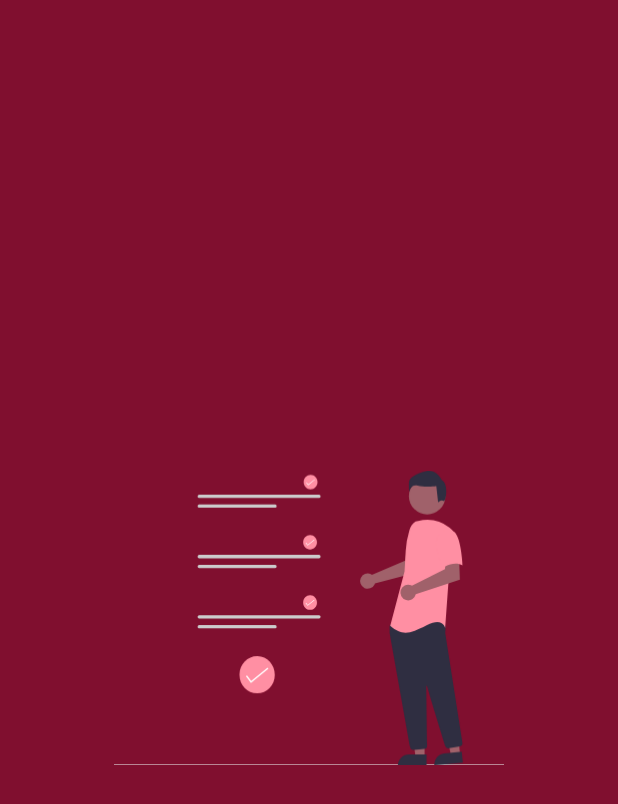
After one commit to Viraj76/Assign-ToDo, an Android app: the layout activity_splash.xml on its own in the app's theme, with its tools: preview values and no code run, on a phone screen of 412 x 824 dp. The commit adds this screen. Shown: the top 804 px of the screen. Run offline under Robolectric (Android 15) with nearby library versions, the phone set to English and light mode, and no system bars.

Commit message:
Splash activity and here differentiating user type

```diff
--- a/app/src/main/java/com/example/assigntodo/auth/SignInActivity.kt
+++ b/app/src/main/java/com/example/assigntodo/auth/SignInActivity.kt
@@ -102,7 +102,6 @@ class SignInActivity : AppCompatActivity() {
                         })
                     }
                     else{
-
                         Toast.makeText(this, task.exception?.message.toString(), Toast.LENGTH_SHORT).show()
                     }
                 }
--- /dev/null
+++ b/app/src/main/res/drawable/splash_screen.xml
@@ -0,0 +1,84 @@
+<vector xmlns:android="http://schemas.android.com/apk/res/android"
+    android:width="738.22dp"
+    android:height="557.75dp"
+    android:viewportWidth="738.22"
+    android:viewportHeight="557.75">
+  <path
+      android:pathData="M304.28,386.44c0,19.25 -14.95,34.85 -33.39,34.85s-33.39,-15.6 -33.39,-34.85c0,-0.44 0.01,-0.87 0.02,-1.3 0.34,-19.25 15.56,-34.56 34,-34.2s33.1,16.25 32.76,35.5Z"
+      android:fillColor="#ff8fa3"/>
+  <path
+      android:pathData="M259.14,401.92l-9.62,-12.82 2.28,-1.71 7.83,10.45 30.84,-25.23 1.8,2.2Z"
+      android:fillColor="#fff"/>
+  <path
+      android:pathData="M0,555.75h738.22v2h-738.22z"
+      android:fillColor="#e6e6e6"/>
+  <path
+      android:pathData="M486.06,195.96a14.21,14.21 0,0 1,1.99 1.11l63.15,-26.95 2.25,-16.64 25.24,-0.16 -1.49,38.16 -83.36,22.05a14.94,14.94 0,0 1,-0.63 1.7,14.41 14.41,0 1,1 -7.15,-19.26Z"
+      android:fillColor="#a0616a"/>
+  <path
+      android:pathData="M587.86,541.72L570.6,541.72l-8.21,-66.58h25.48Z"
+      android:fillColor="#a0616a"/>
+  <path
+      android:pathData="M558.27,536.79h33.29v20.95L537.31,557.74a20.96,20.96 0,0 1,20.96 -20.96h0Z"
+      android:fillColor="#2f2e41"/>
+  <path
+      android:pathData="M655,536.84l-17.18,1.69 -14.7,-65.46 25.35,-2.49Z"
+      android:fillColor="#a0616a"/>
+  <path
+      android:pathData="M625.06,534.84l33.13,-3.26 2.05,20.86 -53.98,5.32a20.96,20.96 0,0 1,18.8 -22.91Z"
+      android:fillColor="#2f2e41"/>
+  <path
+      android:pathData="M592.67,48.27m-34.58,0a34.58,34.58 0,1 1,69.17 0a34.58,34.58 0,1 1,-69.17 0"
+      android:fillColor="#a0616a"/>
+  <path
+      android:pathData="M566.74,528.25a6.3,6.3 0,0 1,-6.22 -5.21c-8.93,-49.59 -38.14,-211.77 -38.84,-216.27a1.99,1.99 0,0 1,-0.02 -0.31L521.66,294.37a2.1,2.1 0,0 1,0.39 -1.23l3.86,-5.4a2.08,2.08 0,0 1,1.61 -0.88c22,-1.03 94.04,-4.05 97.52,0.29h0c3.49,4.36 2.25,17.61 1.97,20.22l0.01,0.27 32.37,206.98a6.35,6.35 0,0 1,-5.23 7.23l-20.21,3.33a6.37,6.37 0,0 1,-7.08 -4.36c-6.25,-19.98 -27.22,-87.18 -34.48,-113.19a0.7,0.7 0,0 0,-1.38 0.2c0.36,24.79 1.24,88.04 1.55,109.88l0.03,2.35a6.36,6.36 0,0 1,-5.76 6.39l-19.49,1.77A5.88,5.88 0,0 1,566.74 528.25Z"
+      android:fillColor="#2f2e41"/>
+  <path
+      android:pathData="M570.72,96.45c-6.03,3.59 -9.65,10.18 -11.72,16.9a160.07,160.07 0,0 0,-6.88 38.24l-2.19,38.86 -27.11,103.03c23.5,19.88 37.05,15.36 68.69,-0.9s35.25,5.42 35.25,5.42l6.32,-87.66 9.04,-95.79a42.49,42.49 0,0 0,-6.85 -6.58,69.92 69.92,0 0,0 -59.76,-12.67Z"
+      android:fillColor="#ff8fa3"/>
+  <path
+      android:pathData="M561.91,216.76a14.83,14.83 0,0 1,2.11 0.99l62.45,-31.26 1.04,-16.93 25.76,-1.78 1.38,38.6 -83.45,27.6a14.78,14.78 0,1 1,-9.28 -17.22Z"
+      android:fillColor="#a0616a"/>
+  <path
+      android:pathData="M641.66,114.98c15.36,5.42 18.07,64.17 18.07,64.17 -18.08,-9.94 -39.76,6.33 -39.76,6.33s-4.52,-15.36 -9.94,-35.25a34.54,34.54 0,0 1,7.23 -32.53S626.3,109.55 641.66,114.98Z"
+      android:fillColor="#ff8fa3"/>
+  <path
+      android:pathData="M623.67,57.41c-4.31,-3.45 -10.19,2.82 -10.19,2.82l-3.45,-31.02s-21.54,2.58 -35.33,-0.86 -15.94,12.5 -15.94,12.5a110.65,110.65 0,0 1,-0.43 -19.39c0.86,-7.76 12.06,-15.51 31.89,-20.68s30.16,17.24 30.16,17.24C634.17,24.9 627.99,60.86 623.67,57.41Z"
+      android:fillColor="#2f2e41"/>
+  <path
+      android:pathData="M161.13,45.55a3.11,3.11 0,0 0,0 6.21L387.99,51.77a3.11,3.11 0,0 0,0 -6.21Z"
+      android:fillColor="#ccc"/>
+  <path
+      android:pathData="M161.13,64.19a3.11,3.11 0,0 0,-0.01 6.21L304.54,70.41a3.11,3.11 0,1 0,0 -6.21Z"
+      android:fillColor="#ccc"/>
+  <path
+      android:pathData="M385.14,21.8c0,7.53 -5.85,13.64 -13.07,13.64s-13.07,-6.11 -13.07,-13.64c0,-0.17 0,-0.34 0.01,-0.51 0.13,-7.53 6.09,-13.53 13.31,-13.38s12.96,6.36 12.82,13.89Z"
+      android:fillColor="#ff8fa3"/>
+  <path
+      android:pathData="M367.47,27.86l-3.76,-5.02 0.89,-0.67 3.07,4.09 12.07,-9.88 0.71,0.86Z"
+      android:fillColor="#fff"/>
+  <path
+      android:pathData="M161.13,159.55a3.11,3.11 0,0 0,0 6.21L387.99,165.77a3.11,3.11 0,0 0,0 -6.21Z"
+      android:fillColor="#ccc"/>
+  <path
+      android:pathData="M161.13,178.19a3.11,3.11 0,0 0,-0.01 6.21L304.54,184.41a3.11,3.11 0,1 0,0 -6.21Z"
+      android:fillColor="#ccc"/>
+  <path
+      android:pathData="M384.14,135.8c0,7.53 -5.85,13.64 -13.07,13.64s-13.07,-6.11 -13.07,-13.64c0,-0.17 0,-0.34 0.01,-0.51 0.13,-7.53 6.09,-13.53 13.31,-13.38s12.96,6.36 12.82,13.89Z"
+      android:fillColor="#ff8fa3"/>
+  <path
+      android:pathData="M366.47,141.86l-3.76,-5.02 0.89,-0.67 3.07,4.09 12.07,-9.88 0.71,0.86Z"
+      android:fillColor="#fff"/>
+  <path
+      android:pathData="M161.13,273.55a3.11,3.11 0,0 0,0 6.21L387.99,279.77a3.11,3.11 0,0 0,0 -6.21Z"
+      android:fillColor="#ccc"/>
+  <path
+      android:pathData="M161.13,292.19a3.11,3.11 0,0 0,-0.01 6.21L304.54,298.41a3.11,3.11 0,1 0,0 -6.21Z"
+      android:fillColor="#ccc"/>
+  <path
+      android:pathData="M384.14,249.8c0,7.53 -5.85,13.64 -13.07,13.64s-13.07,-6.11 -13.07,-13.64c0,-0.17 0,-0.34 0.01,-0.51 0.13,-7.53 6.09,-13.53 13.31,-13.38s12.96,6.36 12.82,13.89Z"
+      android:fillColor="#ff8fa3"/>
+  <path
+      android:pathData="M366.47,255.86l-3.76,-5.02 0.89,-0.67 3.07,4.09 12.07,-9.88 0.71,0.86Z"
+      android:fillColor="#fff"/>
+</vector>
--- /dev/null
+++ b/app/src/main/res/layout/activity_splash.xml
@@ -0,0 +1,21 @@
+<?xml version="1.0" encoding="utf-8"?>
+<androidx.constraintlayout.widget.ConstraintLayout xmlns:android="http://schemas.android.com/apk/res/android"
+    xmlns:app="http://schemas.android.com/apk/res-auto"
+    xmlns:tools="http://schemas.android.com/tools"
+    android:layout_width="match_parent"
+    android:layout_height="match_parent"
+    android:background="@color/medium"
+    tools:context=".SplashActivity">
+
+    <ImageView
+        android:id="@+id/imageView"
+        android:layout_width="@dimen/_200sdp"
+        android:layout_height="@dimen/_200sdp"
+        android:theme="@style/SplashTheme"
+        app:layout_constraintBottom_toBottomOf="parent"
+        app:layout_constraintEnd_toEndOf="parent"
+        app:layout_constraintStart_toStartOf="parent"
+        app:layout_constraintTop_toTopOf="parent"
+        app:srcCompat="@drawable/splash_screen" />
+
+</androidx.constraintlayout.widget.ConstraintLayout>
--- a/app/src/main/res/values/themes.xml
+++ b/app/src/main/res/values/themes.xml
@@ -44,4 +44,13 @@
     <style name="Theme.AssignToDo.AppBarOverlay" parent="ThemeOverlay.AppCompat.Dark.ActionBar" />
 
     <style name="Theme.AssignToDo.PopupOverlay" parent="ThemeOverlay.AppCompat.Light" />
+
+    <style name="SplashTheme" parent="Theme.AppCompat.NoActionBar">
+        <item name="android:windowTranslucentNavigation">false</item>
+        <item name="android:windowNoTitle">true</item>
+        <item name="android:windowActionBar">true</item>
+        <item name="android:windowFullscreen">true</item>
+        <item name="android:windowContentOverlay">@null</item>
+        <item name="android:windowDrawsSystemBarBackgrounds">false</item>
+    </style>
 </resources>
```
Also changed, not shown: app/src/main/AndroidManifest.xml (+13 -6 lines), app/src/main/java/com/example/assigntodo/SplashActivity.kt (added, +96 -0 lines), app/src/main/res/drawable/splash.png (added).
